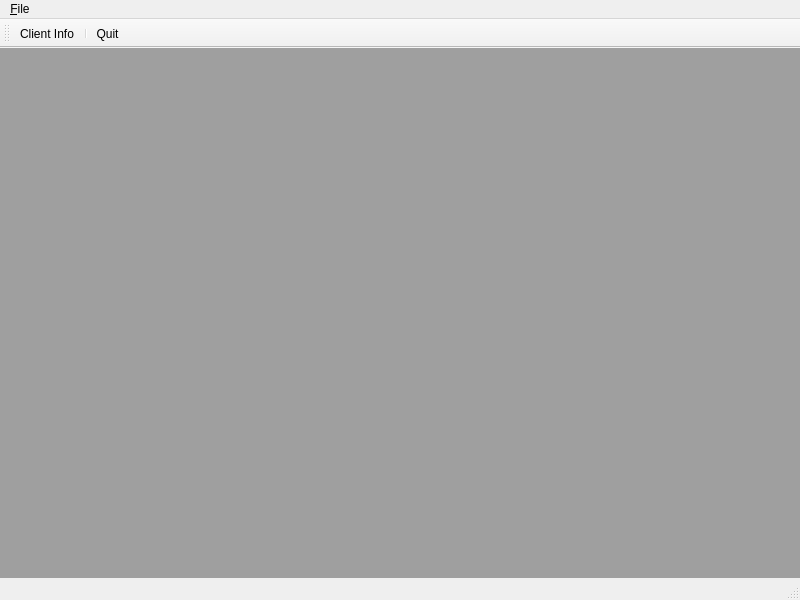
First picture: the form in CSApp/mainwindow.ui, repository Jeong77777/Project_ClientChatManagementProgram_Qt, before the edit.
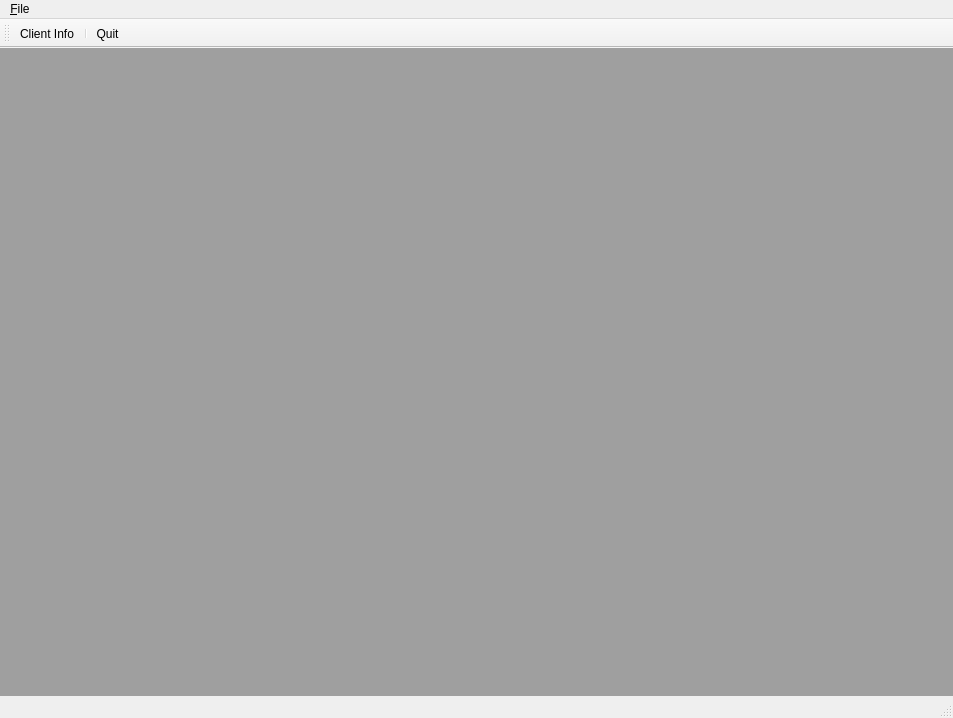
Second picture: the form after the edit.

What changed in the file:
```diff
--- a/CSApp/mainwindow.ui
+++ b/CSApp/mainwindow.ui
@@ -6,10 +6,16 @@
    <rect>
     <x>0</x>
     <y>0</y>
-    <width>800</width>
-    <height>600</height>
+    <width>953</width>
+    <height>718</height>
    </rect>
   </property>
+  <property name="minimumSize">
+   <size>
+    <width>600</width>
+    <height>500</height>
+   </size>
+  </property>
   <property name="windowTitle">
    <string>MainWindow</string>
   </property>
@@ -47,7 +53,7 @@
     <rect>
      <x>0</x>
      <y>0</y>
-     <width>800</width>
+     <width>953</width>
      <height>17</height>
     </rect>
    </property>
```
